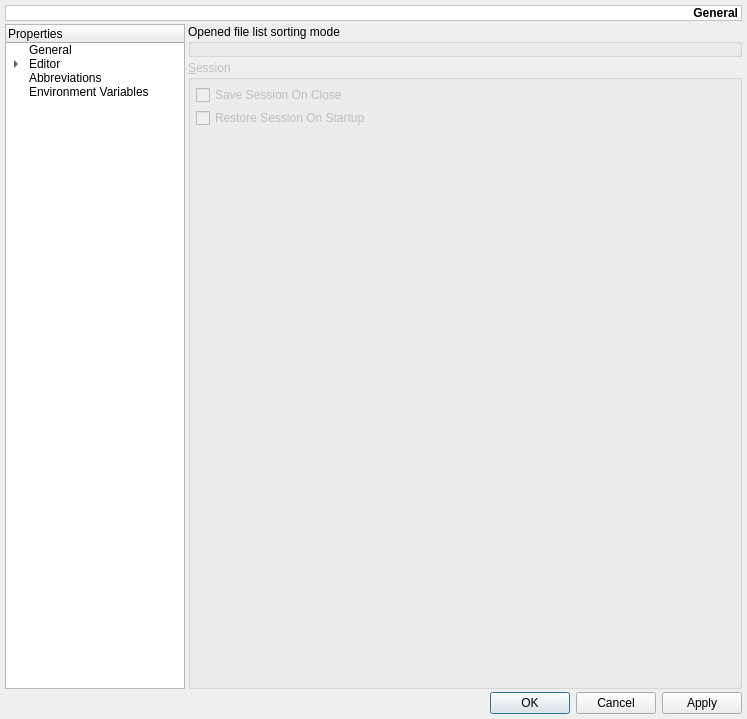
Qt form mks/ui/UISettings.ui (andreikop/enki) before a commit.
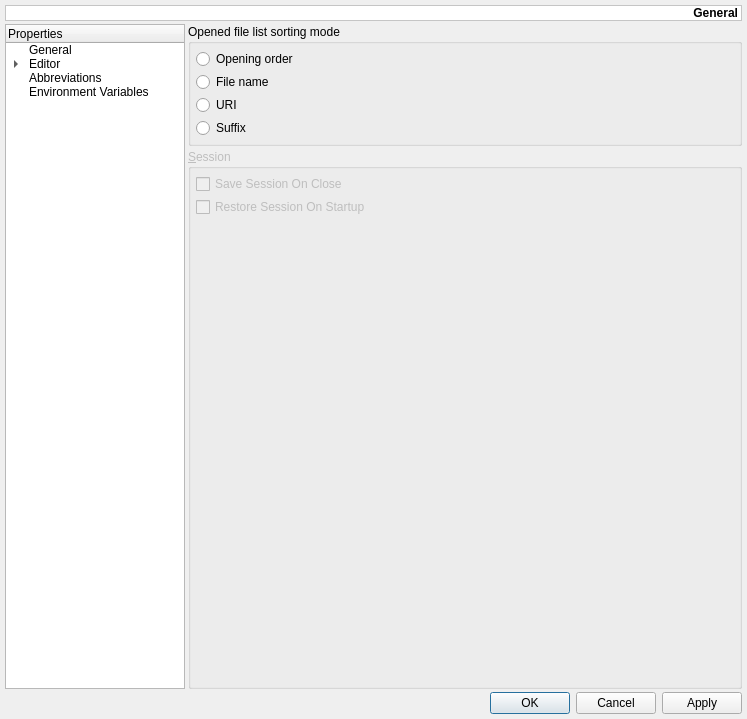
The same form after that commit. Custom widgets are drawn as their Qt base class.

Commit message: Better options loading/saving

Patch:
```diff
--- a/mks/ui/UISettings.ui
+++ b/mks/ui/UISettings.ui
@@ -230,10 +230,38 @@
           <property name="spacing">
            <number>3</number>
           </property>
+          <item row="0" column="0">
+           <widget class="QRadioButton" name="rbOpeningOrder">
+            <property name="text">
+             <string>Opening order</string>
+            </property>
+           </widget>
+          </item>
+          <item row="1" column="0">
+           <widget class="QRadioButton" name="rbFileName">
+            <property name="text">
+             <string>File name</string>
+            </property>
+           </widget>
+          </item>
+          <item row="2" column="0">
+           <widget class="QRadioButton" name="rbUri">
+            <property name="text">
+             <string>URI</string>
+            </property>
+           </widget>
+          </item>
+          <item row="3" column="0">
+           <widget class="QRadioButton" name="rbSuffix">
+            <property name="text">
+             <string>Suffix</string>
+            </property>
+           </widget>
+          </item>
          </layout>
         </widget>
        </item>
-       <item row="1" column="0">
+       <item row="2" column="0">
         <widget class="QGroupBox" name="gbSession">
          <property name="enabled">
           <bool>false</bool>
```
The commit also changes 2 other files.
